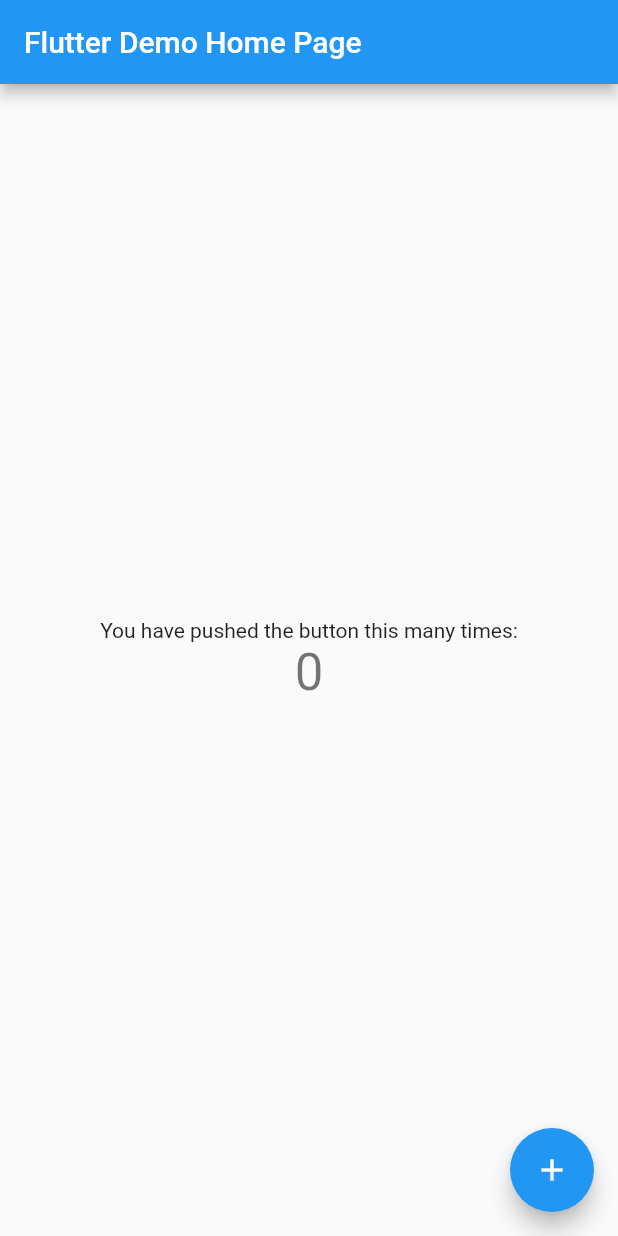
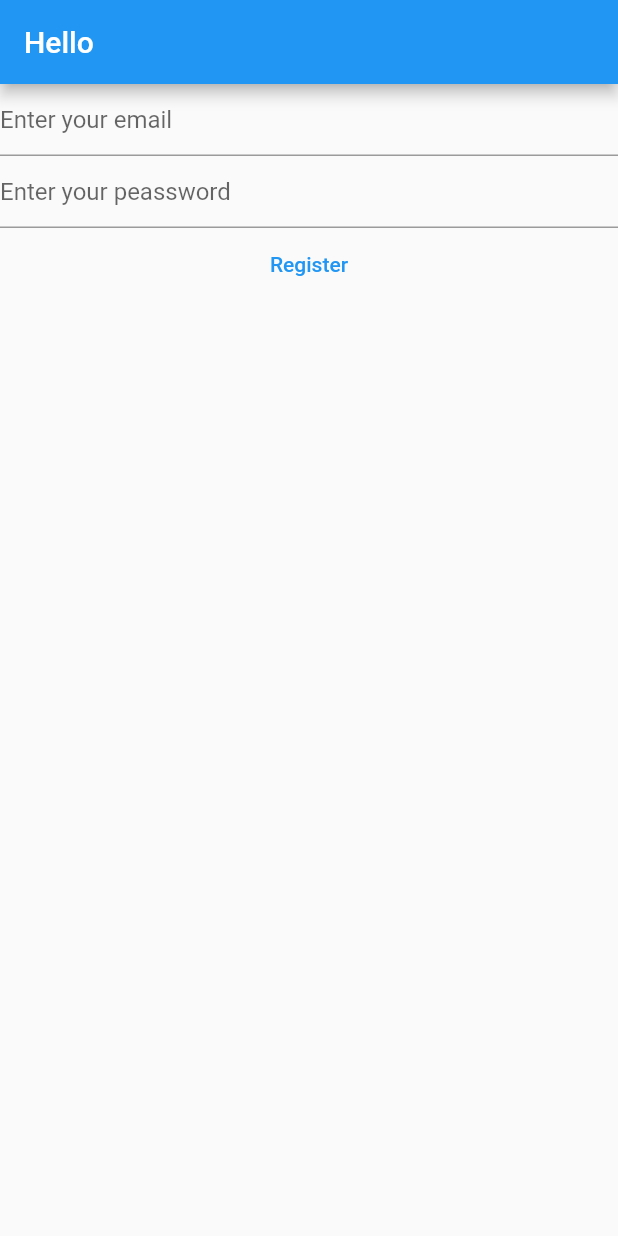
Before and after one commit to mordenius/learning-dart, a Flutter app: the screen it shows after launch, on a phone screen of 412 x 824 dp. Run offline on Flutter 3.47's test engine with Material 2 defaults, Android fonts, the phone set to English and light mode, and no system bars; our stand-ins replace firebase_auth, firebase_core; accounts and stored records are empty.

Commit message:
feature(main) registration via firebase

```diff
--- a/lib/main.dart
+++ b/lib/main.dart
@@ -1,6 +1,10 @@
 import 'package:flutter/material.dart';
+import 'package:firebase_core/firebase_core.dart';
+import 'package:firebase_auth/firebase_auth.dart';
+import './firebase_options.dart';
 
 void main() {
+  WidgetsFlutterBinding.ensureInitialized();
   runApp(const MyApp());
 }
 
@@ -13,103 +17,102 @@ class MyApp extends StatelessWidget {
     return MaterialApp(
       title: 'Flutter Demo',
       theme: ThemeData(
-        // This is the theme of your application.
-        //
-        // Try running your application with "flutter run". You'll see the
-        // application has a blue toolbar. Then, without quitting the app, try
-        // changing the primarySwatch below to Colors.green and then invoke
-        // "hot reload" (press "r" in the console where you ran "flutter run",
-        // or simply save your changes to "hot reload" in a Flutter IDE).
-        // Notice that the counter didn't reset back to zero; the application
-        // is not restarted.
         primarySwatch: Colors.blue,
       ),
-      home: const MyHomePage(title: 'Flutter Demo Home Page'),
+      home: const HomePage(),
     );
   }
 }
 
-class MyHomePage extends StatefulWidget {
-  const MyHomePage({Key? key, required this.title}) : super(key: key);
-
-  // This widget is the home page of your application. It is stateful, meaning
-  // that it has a State object (defined below) that contains fields that affect
-  // how it looks.
-
-  // This class is the configuration for the state. It holds the values (in this
-  // case the title) provided by the parent (in this case the App widget) and
-  // used by the build method of the State. Fields in a Widget subclass are
-  // always marked "final".
-
-  final String title;
+class HomePage extends StatefulWidget {
+  const HomePage({Key? key}) : super(key: key);
 
   @override
-  State<MyHomePage> createState() => _MyHomePageState();
+  State<HomePage> createState() => _HomePageState();
 }
 
-class _MyHomePageState extends State<MyHomePage> {
-  int _counter = 0;
+class _HomePageState extends State<HomePage> {
+  late final TextEditingController _email;
+  late final TextEditingController _pswd;
 
-  void _incrementCounter() {
-    setState(() {
-      // This call to setState tells the Flutter framework that something has
-      // changed in this State, which causes it to rerun the build method below
-      // so that the display can reflect the updated values. If we changed
-      // _counter without calling setState(), then the build method would not be
-      // called again, and so nothing would appear to happen.
-      _counter++;
-    });
+  @override
+  void initState() {
+    _email = TextEditingController();
+    _pswd = TextEditingController();
+    super.initState();
+  }
+
+  @override
+  void dispose() {
+    _email.dispose();
+    _pswd.dispose();
+    super.dispose();
   }
 
   @override
   Widget build(BuildContext context) {
-    // This method is rerun every time setState is called, for instance as done
-    // by the _incrementCounter method above.
-    //
-    // The Flutter framework has been optimized to make rerunning build methods
-    // fast, so that you can just rebuild anything that needs updating rather
-    // than having to individually change instances of widgets.
     return Scaffold(
       appBar: AppBar(
-        // Here we take the value from the MyHomePage object that was created by
-        // the App.build method, and use it to set our appbar title.
-        title: Text(widget.title),
+        title: const Text("Hello"),
       ),
-      body: Center(
-        // Center is a layout widget. It takes a single child and positions it
-        // in the middle of the parent.
-        child: Column(
-          // Column is also a layout widget. It takes a list of children and
-          // arranges them vertically. By default, it sizes itself to fit its
-          // children horizontally, and tries to be as tall as its parent.
-          //
-          // Invoke "debug painting" (press "p" in the console, choose the
-          // "Toggle Debug Paint" action from the Flutter Inspector in Android
-          // Studio, or the "Toggle Debug Paint" command in Visual Studio Code)
-          // to see the wireframe for each widget.
-          //
-          // Column has various properties to control how it sizes itself and
-          // how it positions its children. Here we use mainAxisAlignment to
-          // center the children vertically; the main axis here is the vertical
-          // axis because Columns are vertical (the cross axis would be
-          // horizontal).
-          mainAxisAlignment: MainAxisAlignment.center,
-          children: <Widget>[
-            const Text(
-              'You have pushed the button this many times:',
-            ),
-            Text(
-              '$_counter',
-              style: Theme.of(context).textTheme.headline4,
-            ),
-          ],
+      body: FutureBuilder(
+        future: Firebase.initializeApp(
+          options: DefaultFirebaseOptions.currentPlatform,
         ),
+        builder: (context, snapshot) {
+          switch (snapshot.connectionState) {
+            case ConnectionState.waiting:
+              return const Text("Loading...");
+            case ConnectionState.done:
+              return Center(
+                  child: Column(
+                children: [
+                  TextField(
+                    controller: _email,
+                    keyboardType: TextInputType.emailAddress,
+                    decoration:
+                        const InputDecoration(hintText: "Enter your email"),
+                  ),
+                  TextField(
+                    controller: _pswd,
+                    obscureText: true,
+                    enableSuggestions: false,
+                    autocorrect: false,
+                    decoration:
+                        const InputDecoration(hintText: "Enter your peassword"),
+                  ),
+                  TextButton(
+                    child: const Text("Register"),
+                    onPressed: () async {
+                      final email = _email.text;
+                      final pswd = _pswd.text;
+                      try {
+                        final userCredentials = await FirebaseAuth.instance
+                            .createUserWithEmailAndPassword(
+                                email: email, password: pswd);
+                        print(userCredentials);
+                      } on FirebaseAuthException catch (e) {
+                        showDialog(
+                            context: context,
+                            builder: (ctx) => AlertDialog(
+                                  title:
+                                      const Text(' Ops! Registration Failed'),
+                                  content: Text('${e.message}'),
+                                ));
+                      } catch (error) {
+                        print('Something went wrong');
+                        print(error);
+                      }
+                    },
+                    style: const ButtonStyle(backgroundColor: null),
+                  )
+                ],
+              ));
+            default:
+              return const Text("Something went wrong");
+          }
+        },
       ),
-      floatingActionButton: FloatingActionButton(
-        onPressed: _incrementCounter,
-        tooltip: 'Increment',
-        child: const Icon(Icons.add),
-      ), // This trailing comma makes auto-formatting nicer for build methods.
     );
   }
 }
```
